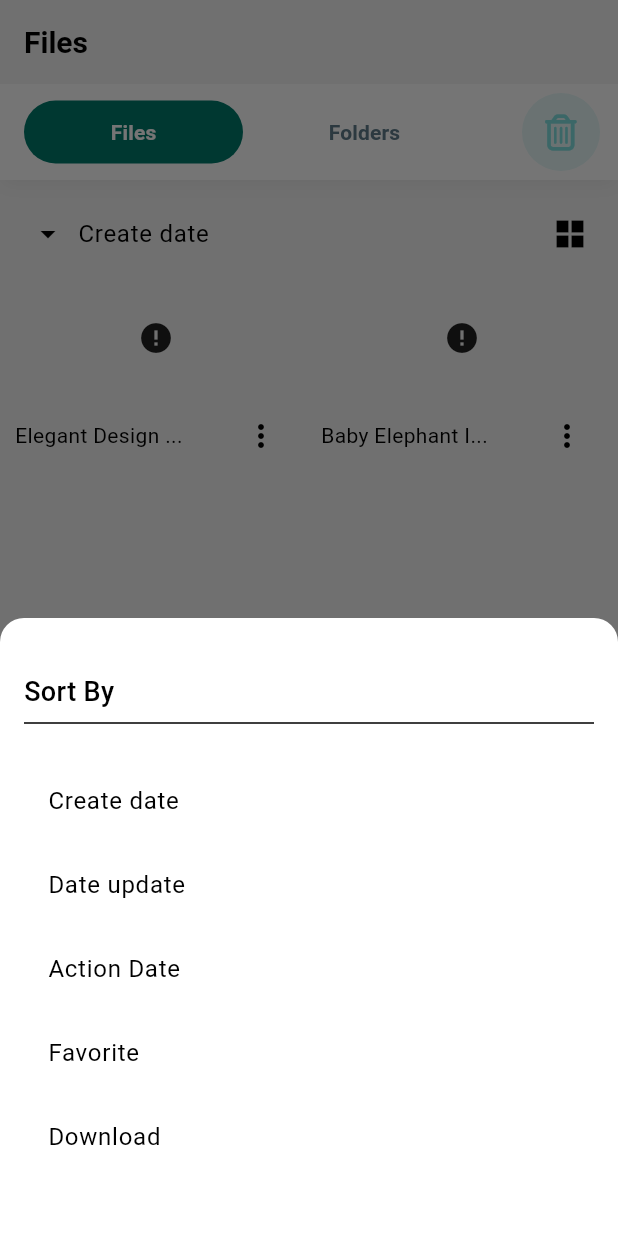
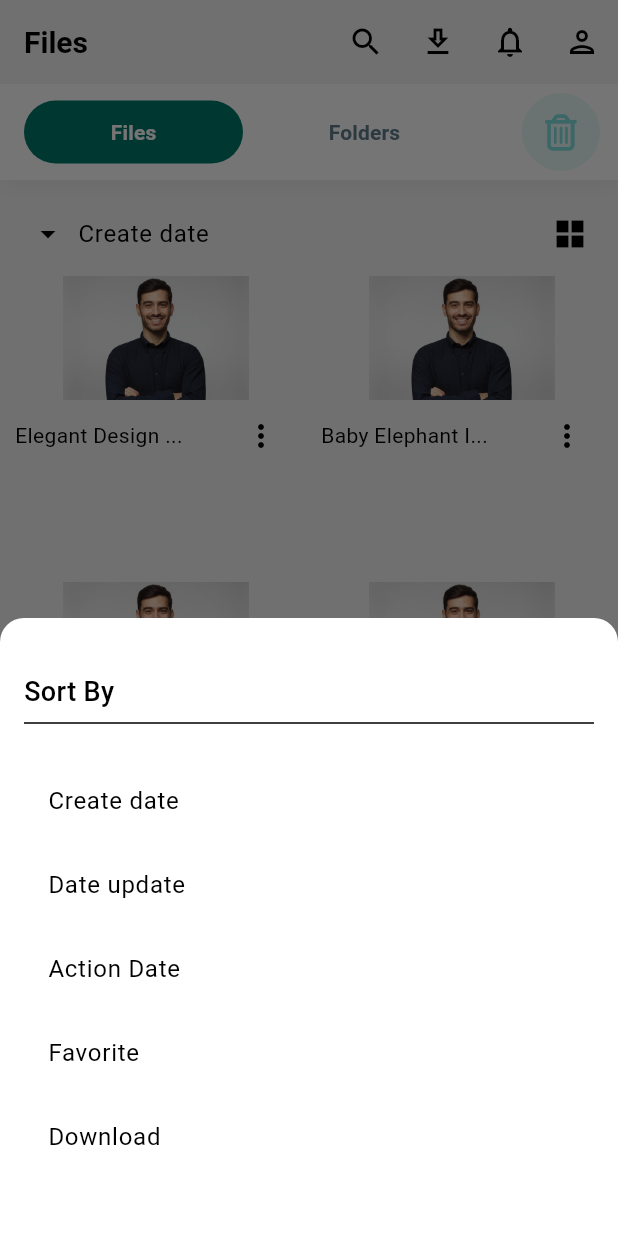
Before and after one commit to Pepsi-Dota2/sabaiydev, a Flutter app: the screen it shows after launch, item 2 of the bottom bar chosen, after a tap on "Create date", on a phone screen of 412 x 824 dp. Run offline on Flutter 3.47's test engine with Material 3 defaults, Android fonts, the light colour scheme and no system bars; drawn by our look-alikes of animated_bottom_navigation_bar, buttons_tabbar, cached_network_image; our stand-ins replace auto_route, bloc, easy_localization, fl_chart, flutter_bloc, flutter_svg and 7 more; network calls fail.

Commit message:
fix image and add bottom sheet and add img pic

```diff
--- a/lib/src/module/files/presentation/pages/file/file_page.dart
+++ b/lib/src/module/files/presentation/pages/file/file_page.dart
@@ -143,8 +143,7 @@ class FileTabPage extends StatelessWidget implements AutoRouteWrapper {
                                   width: size.width * 1,
                                   placeholder: (context, url) =>
                                       const CustomSkeleton(),
-                                  errorWidget: (context, url, error) =>
-                                      const Icon(Icons.error),
+                                  errorWidget: (context, url, error) => Image.asset("assets/images/man.jpg"),
                                 ),
                                 Row(
                                   mainAxisAlignment:
--- a/lib/src/module/files/presentation/pages/file_page.dart
+++ b/lib/src/module/files/presentation/pages/file_page.dart
@@ -23,7 +23,6 @@ class FilePage extends StatelessWidget implements AutoRouteWrapper {
 
   @override
   Widget build(BuildContext context) {
-
     final cubit = context.read<FileCubit>();
 
     return DefaultTabController(
@@ -31,6 +30,13 @@ class FilePage extends StatelessWidget implements AutoRouteWrapper {
       child: Scaffold(
         appBar: AppBar(
           title: Text("Files"),
+          actions: [
+            IconButton(onPressed: () {}, icon: Icon(Icons.search)),
+            IconButton(onPressed: () {}, icon: Icon(Icons.download_outlined)),
+            IconButton(
+                onPressed: () {}, icon: Icon(Icons.notifications_outlined)),
+            IconButton(onPressed: () {}, icon: Icon(Icons.person_outlined)),
+          ],
         ),
         body: BlocBuilder<FileCubit, FileState>(
           builder: (context, state) {
@@ -41,7 +47,7 @@ class FilePage extends StatelessWidget implements AutoRouteWrapper {
                     context.router.push(const TrashRoute());
                   },
                 ),
-               const  Expanded(
+                const Expanded(
                   child: TabBarView(
                     children: [
                       FileTabPage(),
--- a/lib/src/module/home/presentation/cubit/home_cubit.dart
+++ b/lib/src/module/home/presentation/cubit/home_cubit.dart
@@ -1,5 +1,8 @@
+import 'dart:io';
+
 import 'package:bloc/bloc.dart';
 import 'package:freezed_annotation/freezed_annotation.dart';
+import 'package:image_picker/image_picker.dart';
 import 'package:sabaiydev/src/core/config/constant/enum.dart';
 
 part 'home_state.dart';
@@ -8,29 +11,55 @@ part 'home_cubit.freezed.dart';
 class HomeCubit extends Cubit<HomeState> {
   HomeCubit() : super(const HomeState());
 
-  void getNavBarItem(NavbarItem navbarItem) {
-    switch (navbarItem) {
+  void getNavBarItem(NavbarItem item) {
+  int newIndex;
+  switch (item) {
     case NavbarItem.home:
-        emit(state.copyWith(navbarItem: NavbarItem.home, index: 0));
+      newIndex = 0;
       break;
     case NavbarItem.file:
-        emit(state.copyWith(navbarItem: NavbarItem.file, index: 1));
+      newIndex = 1;
       break;
     case NavbarItem.share:
-        emit(state.copyWith(navbarItem: NavbarItem.share, index: 2));
+      newIndex = 2;
       break;
     case NavbarItem.short:
-        emit(state.copyWith(navbarItem: NavbarItem.short, index: 2));
+      newIndex = 3;
       break;
   }
+  emit(state.copyWith(navbarItem: item, index: newIndex));
 }
+
 
   void onClick() {
     emit(state.copyWith(onClick: !state.onClick));
   }
 
-
   void ontFileChange() {
     emit(state.copyWith(onClick: !state.onClick));
   }
+
+Future<void> pickImage({required ImageSource source}) async {
+  try {
+    emit(state.copyWith(status: DataStatus.loading));
+    final ImagePicker imagePicker = ImagePicker();
+    final XFile? file = await imagePicker.pickImage(source: source);
+
+    if (file != null) {
+      emit(state.copyWith(
+        status: DataStatus.success,
+        selectedImagePath: file.path,
+      ));
+    } else {
+      emit(state.copyWith(
+        status: DataStatus.failure,
+        selectedImagePath: null,
+      ));
     }
+  } catch (e) {
+    emit(state.copyWith(status: DataStatus.failure, selectedImagePath: null));
+  }
+}
+
+
+}
--- a/lib/src/module/home/presentation/cubit/home_state.dart
+++ b/lib/src/module/home/presentation/cubit/home_state.dart
@@ -7,5 +7,9 @@ class HomeState with _$HomeState {
     @Default(0) int index,
     @Default(NavbarItem.home) NavbarItem navbarItem,
     @Default(false) bool onClick,
+    File? pickedImage,
+    @Default(false) bool isImageLoading,
+    String? imageErrorMessage,
+    String? selectedImagePath,
   })= _HomeState;
 }
--- a/lib/src/module/home/presentation/pages/dashboard/dashboard.dart
+++ b/lib/src/module/home/presentation/pages/dashboard/dashboard.dart
@@ -1,7 +1,11 @@
+import 'dart:io';
+
 import 'package:animated_bottom_navigation_bar/animated_bottom_navigation_bar.dart';
 import 'package:auto_route/auto_route.dart';
 import 'package:flutter/material.dart';
 import 'package:flutter_bloc/flutter_bloc.dart';
+import 'package:gap/gap.dart';
+import 'package:image_picker/image_picker.dart';
 import 'package:sabaiydev/src/core/config/constant/app_color.dart';
 import 'package:sabaiydev/src/core/config/constant/enum.dart';
 import 'package:sabaiydev/src/core/widgets/bottom_sheets.dart';
@@ -15,6 +19,7 @@ import 'package:sabaiydev/src/module/short/presentation/pages/short_page.dart';
 @RoutePage()
 class DashBoardPage extends StatelessWidget implements AutoRouteWrapper {
   const DashBoardPage({super.key});
+
   @override
   Widget wrappedRoute(BuildContext context) {
     return MultiBlocProvider(
@@ -34,17 +39,52 @@ class DashBoardPage extends StatelessWidget implements AutoRouteWrapper {
   Widget build(BuildContext context) {
     final cubit = context.read<HomeCubit>();
     final size = MediaQuery.of(context).size;
+    final PageController pageController = PageController();
 
     return Scaffold(
       floatingActionButtonLocation:
           FloatingActionButtonLocation.miniCenterDocked,
       floatingActionButtonAnimator: FloatingActionButtonAnimator.scaling,
       floatingActionButton: FloatingActionButton(
-        onPressed: () {
+        onPressed: () async {
           showCustomBottomSheet(
             context: context,
             height: size.height * 0.5,
-              content: Container());
+            content: Column(
+              mainAxisAlignment: MainAxisAlignment.start,
+              crossAxisAlignment: CrossAxisAlignment.start,
+              children: [
+                Row(
+                  children: [
+                    Container(
+                      height: 100,
+                      width: 100,
+                      decoration: BoxDecoration(
+                          color: AppColors.lightGrey,
+                          borderRadius: BorderRadius.circular(8)),
+                      child: IconButton(
+                          onPressed: () {
+                            cubit.pickImage(source: ImageSource.gallery);
+                          },
+                          icon: Icon(Icons.image)),
+                    ),
+                    const Gap(20),
+                    Container(
+                      height: 100,
+                      width: 100,
+                      decoration: BoxDecoration(
+                          color: AppColors.lightGrey,
+                          borderRadius: BorderRadius.circular(8)),
+                      child: IconButton(
+                          onPressed: () {
+                            cubit.pickImage(source: ImageSource.camera);
+                          }, icon: Icon(Icons.camera)),
+                    ),
+                  ],
+                ),
+              ],
+            ),
+          );
         },
         shape: const CircleBorder(),
         child: const Icon(
@@ -52,43 +92,46 @@ class DashBoardPage extends StatelessWidget implements AutoRouteWrapper {
           color: AppColors.primary,
         ),
       ),
-      bottomNavigationBar: AnimatedBottomNavigationBar(
+      bottomNavigationBar: BlocBuilder<HomeCubit, HomeState>(
+        builder: (context, state) {
+          return AnimatedBottomNavigationBar(
             icons: const [
               Icons.home,
               Icons.file_copy,
               Icons.share,
               Icons.short_text
             ],
-        activeIndex: 0,
+            activeIndex: state.index,
             gapLocation: GapLocation.center,
             notchSmoothness: NotchSmoothness.softEdge,
             leftCornerRadius: 32,
             rightCornerRadius: 32,
+            activeColor: AppColors.tealGreen,
+            inactiveColor: AppColors.grey,
             onTap: (index) {
-          if (index == 0) {
-            cubit.getNavBarItem(NavbarItem.home);
-          } else if (index == 1) {
-            cubit.getNavBarItem(NavbarItem.file);
-          } else if (index == 2) {
-            cubit.getNavBarItem(NavbarItem.share);
-          } else if (index == 3) {
-            cubit.getNavBarItem(NavbarItem.short);
-          }
+              final navbarItem = NavbarItem.values[index];
+              cubit.getNavBarItem(navbarItem);
+              pageController.animateToPage(
+                index,
+                duration: const Duration(milliseconds: 500),
+                curve: Curves.easeInOut,
+              );
+            },
+          );
         },
       ),
-      body: BlocBuilder<HomeCubit, HomeState>(
-        builder: (context, state) {
-          if (state.navbarItem == NavbarItem.home) {
-            return const HomePage();
-          } else if (state.navbarItem == NavbarItem.file) {
-            return const FilePage();
-          } else if (state.navbarItem == NavbarItem.share) {
-            return const SharedPage();
-          } else if (state.navbarItem == NavbarItem.short) {
-            return const ShortPage();
-          }
-          return const Center(child: Text("Page Not Found"));
+      body: PageView(
+        controller: pageController,
+        onPageChanged: (index) {
+          final navbarItem = NavbarItem.values[index];
+          cubit.getNavBarItem(navbarItem);
         },
+        children: const [
+          HomePage(),
+          FilePage(),
+          SharedPage(),
+          ShortPage(),
+        ],
       ),
     );
   }
--- a/pubspec.yaml
+++ b/pubspec.yaml
@@ -37,6 +37,7 @@ dependencies:
   flutter_launcher_icons: ^0.14.2
   font_awesome_flutter: ^10.8.0
   modal_bottom_sheet: ^3.0.0
+  image_picker: ^1.1.2
 
 dev_dependencies:
   flutter_test:
```
Also changed, not shown: lib/src/module/home/presentation/pages/home_page.dart (+14 -5 lines), lib/src/core/config/router/router.gr.dart, lib/src/module/home/presentation/cubit/home_cubit.freezed.dart, pubspec.lock, 7 other files. Lines whose indentation alone changed are shown as unchanged.
